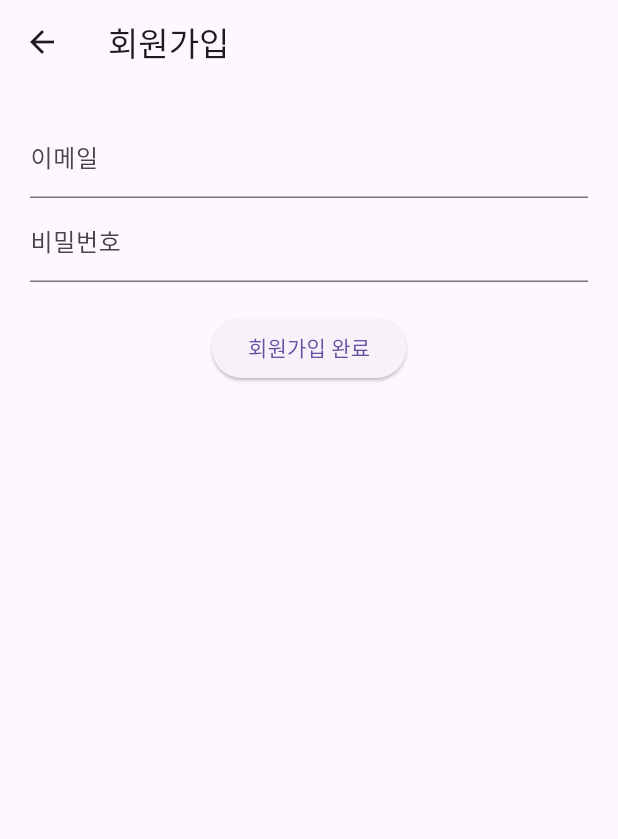
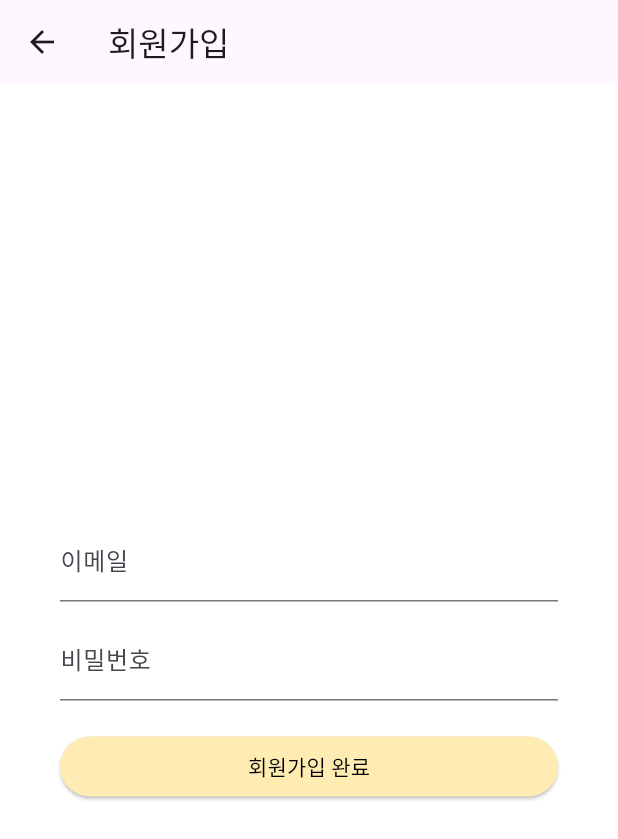
Before and after one commit to cloudbread0714/tayo-taxi-user, a Flutter app: the screen it shows after launch, after a tap on "회원가입", on a phone screen of 412 x 824 dp. Shown: the top 839 px of the screen. Run offline on Flutter 3.47's test engine with Material 3 defaults, Android fonts, the phone set to English and light mode, and no system bars; our stand-ins replace firebase_auth, firebase_core; accounts and stored records are empty; network calls fail; Roboto replaces fonts that are missing (Arial).

Commit message:
로그인 ui 변경

```diff
--- /dev/null
+++ b/lib/login_page.dart
@@ -0,0 +1,123 @@
+// login_page.dart
+import 'package:flutter/material.dart';
+import 'package:firebase_auth/firebase_auth.dart';
+import 'signup_page.dart';
+
+class LoginPage extends StatefulWidget {
+  const LoginPage({super.key});
+
+  @override
+  State<LoginPage> createState() => _LoginPageState();
+}
+
+class _LoginPageState extends State<LoginPage> {
+  final emailController = TextEditingController();
+  final passwordController = TextEditingController();
+
+  void _login() async {
+    final email = emailController.text.trim();
+    final password = passwordController.text.trim();
+
+    try {
+      await FirebaseAuth.instance.signInWithEmailAndPassword(
+        email: email,
+        password: password,
+      );
+      showDialog(
+        context: context,
+        builder: (_) => const AlertDialog(
+          title: Text('로그인 성공'),
+          content: Text('환영합니다!'),
+        ),
+      );
+    } on FirebaseAuthException catch (e) {
+      showDialog(
+        context: context,
+        builder: (_) => AlertDialog(
+          title: const Text('로그인 실패'),
+          content: Text(e.message ?? '알 수 없는 오류'),
+        ),
+      );
+    }
+  }
+
+  void _goToSignUp() {
+    Navigator.push(
+      context,
+      MaterialPageRoute(builder: (_) => const SignUpPage()),
+    );
+  }
+
+  @override
+  Widget build(BuildContext context) {
+    return Scaffold(
+      body: SafeArea(
+        child: Column(
+          mainAxisAlignment: MainAxisAlignment.center,
+          children: [
+            const SizedBox(height: 20),
+            const Text(
+              '로그인',
+              style: TextStyle(fontSize: 32, fontWeight: FontWeight.bold),
+            ),
+            const SizedBox(height: 20),
+            const Icon(Icons.local_taxi, size: 80, color: Colors.amber),
+            const SizedBox(height: 30),
+            Padding(
+              padding: const EdgeInsets.symmetric(horizontal: 40),
+              child: Container(
+                padding: const EdgeInsets.all(20),
+                decoration: BoxDecoration(
+                  border: Border.all(color: Colors.grey.shade300),
+                  borderRadius: BorderRadius.circular(10),
+                ),
+                child: Column(
+                  children: [
+                    TextField(
+                      controller: emailController,
+                      decoration: const InputDecoration(labelText: '아이디'),
+                    ),
+                    const SizedBox(height: 10),
+                    TextField(
+                      controller: passwordController,
+                      obscureText: true,
+                      decoration: const InputDecoration(labelText: '비밀번호'),
+                    ),
+                    const SizedBox(height: 20),
+                    ElevatedButton(
+                      style: ElevatedButton.styleFrom(
+                        backgroundColor: Colors.amber.shade100,
+                        foregroundColor: Colors.black,
+                        minimumSize: const Size.fromHeight(40),
+                      ),
+                      onPressed: _login,
+                      child: const Text('로그인'),
+                    ),
+                    const SizedBox(height: 10),
+                    ElevatedButton(
+                      style: ElevatedButton.styleFrom(
+                        backgroundColor: Colors.amber.shade100,
+                        foregroundColor: Colors.black,
+                        minimumSize: const Size.fromHeight(40),
+                      ),
+                      onPressed: _goToSignUp,
+                      child: const Text('회원가입'),
+                    ),
+                    const SizedBox(height: 10),
+                    TextButton(
+                      onPressed: () {},
+                      child: const Text(
+                        '아이디/비밀번호 찾기',
+                        style: TextStyle(decoration: TextDecoration.underline),
+                      ),
+                    )
+                  ],
+                ),
+              ),
+            ),
+          ],
+        ),
+      ),
+    );
+  }
+}
--- a/lib/main.dart
+++ b/lib/main.dart
@@ -1,7 +1,8 @@
+// main.dart
 import 'package:flutter/material.dart';
 import 'package:firebase_core/firebase_core.dart';
-import 'package:firebase_auth/firebase_auth.dart';
 import 'firebase_options.dart';
+import 'login_page.dart';
 
 void main() async {
   WidgetsFlutterBinding.ensureInitialized();
@@ -20,168 +21,10 @@ class MyApp extends StatelessWidget {
       title: 'TayoTaxi',
       theme: ThemeData(
         primarySwatch: Colors.blue,
+        scaffoldBackgroundColor: Colors.white,
+        fontFamily: 'Arial',
       ),
       home: const LoginPage(),
     );
   }
 }
-
-class LoginPage extends StatefulWidget {
-  const LoginPage({super.key});
-
-  @override
-  State<LoginPage> createState() => _LoginPageState();
-}
-
-class _LoginPageState extends State<LoginPage> {
-  final emailController = TextEditingController();
-  final passwordController = TextEditingController();
-
-  void _login() async {
-    final email = emailController.text.trim();
-    final password = passwordController.text.trim();
-
-    try {
-      await FirebaseAuth.instance.signInWithEmailAndPassword(
-        email: email,
-        password: password,
-      );
-      showDialog(
-        context: context,
-        builder: (_) => const AlertDialog(
-          title: Text('로그인 성공'),
-          content: Text('환영합니다!'),
-        ),
-      );
-    } on FirebaseAuthException catch (e) {
-      showDialog(
-        context: context,
-        builder: (_) => AlertDialog(
-          title: const Text('로그인 실패'),
-          content: Text(e.message ?? '알 수 없는 오류'),
-        ),
-      );
-    }
-  }
-
-  void _goToSignUp() {
-    Navigator.push(
-      context,
-      MaterialPageRoute(builder: (_) => const SignUpPage()),
-    );
-  }
-
-  @override
-  Widget build(BuildContext context) {
-    return Scaffold(
-      appBar: AppBar(title: const Text('로그인')),
-      body: Padding(
-        padding: const EdgeInsets.all(20.0),
-        child: Column(
-          children: [
-            TextField(
-              controller: emailController,
-              decoration: const InputDecoration(labelText: '이메일'),
-            ),
-            TextField(
-              controller: passwordController,
-              decoration: const InputDecoration(labelText: '비밀번호'),
-              obscureText: true,
-            ),
-            const SizedBox(height: 20),
-            ElevatedButton(
-              onPressed: _login,
-              child: const Text('로그인'),
-            ),
-            TextButton(
-              onPressed: _goToSignUp,
-              child: const Text('회원가입'),
-            ),
-          ],
-        ),
-      ),
-    );
-  }
-}
-
-class SignUpPage extends StatefulWidget {
-  const SignUpPage({super.key});
-
-  @override
-  State<SignUpPage> createState() => _SignUpPageState();
-}
-
-class _SignUpPageState extends State<SignUpPage> {
-  final emailController = TextEditingController();
-  final passwordController = TextEditingController();
-
-  void _signUp() async {
-    final email = emailController.text.trim();
-    final password = passwordController.text.trim();
-
-    try {
-      await FirebaseAuth.instance.createUserWithEmailAndPassword(
-        email: email,
-        password: password,
-      );
-      showDialog(
-        context: context,
-        builder: (_) => AlertDialog(
-          title: const Text('회원가입 성공'),
-          content: Text('이메일: $email'),
-          actions: [
-            TextButton(
-              onPressed: () {
-                Navigator.pop(context);
-                Navigator.pop(context); // 회원가입 성공 시 로그인 페이지로 이동
-              },
-              child: const Text('확인'),
-            ),
-          ],
-        ),
-      );
-    } on FirebaseAuthException catch (e) {
-      showDialog(
-        context: context,
-        builder: (_) => AlertDialog(
-          title: const Text('회원가입 실패'),
-          content: Text(e.message ?? '알 수 없는 오류'),
-          actions: [
-            TextButton(
-              onPressed: () => Navigator.pop(context),
-              child: const Text('확인'),
-            ),
-          ],
-        ),
-      );
-    }
-  }
-
-  @override
-  Widget build(BuildContext context) {
-    return Scaffold(
-      appBar: AppBar(title: const Text('회원가입')),
-      body: Padding(
-        padding: const EdgeInsets.all(20.0),
-        child: Column(
-          children: [
-            TextField(
-              controller: emailController,
-              decoration: const InputDecoration(labelText: '이메일'),
-            ),
-            TextField(
-              controller: passwordController,
-              decoration: const InputDecoration(labelText: '비밀번호'),
-              obscureText: true,
-            ),
-            const SizedBox(height: 20),
-            ElevatedButton(
-              onPressed: _signUp,
-              child: const Text('회원가입 완료'),
-            ),
-          ],
-        ),
-      ),
-    );
-  }
-}
--- /dev/null
+++ b/lib/signup_page.dart
@@ -0,0 +1,94 @@
+// signup_page.dart
+import 'package:flutter/material.dart';
+import 'package:firebase_auth/firebase_auth.dart';
+
+class SignUpPage extends StatefulWidget {
+  const SignUpPage({super.key});
+
+  @override
+  State<SignUpPage> createState() => _SignUpPageState();
+}
+
+class _SignUpPageState extends State<SignUpPage> {
+  final emailController = TextEditingController();
+  final passwordController = TextEditingController();
+
+  void _signUp() async {
+    final email = emailController.text.trim();
+    final password = passwordController.text.trim();
+
+    try {
+      await FirebaseAuth.instance.createUserWithEmailAndPassword(
+        email: email,
+        password: password,
+      );
+      showDialog(
+        context: context,
+        builder: (_) => AlertDialog(
+          title: const Text('회원가입 성공'),
+          content: Text('이메일: $email'),
+          actions: [
+            TextButton(
+              onPressed: () {
+                Navigator.pop(context);
+                Navigator.pop(context); // 회원가입 성공 시 로그인 페이지로 이동
+              },
+              child: const Text('확인'),
+            ),
+          ],
+        ),
+      );
+    } on FirebaseAuthException catch (e) {
+      showDialog(
+        context: context,
+        builder: (_) => AlertDialog(
+          title: const Text('회원가입 실패'),
+          content: Text(e.message ?? '알 수 없는 오류'),
+          actions: [
+            TextButton(
+              onPressed: () => Navigator.pop(context),
+              child: const Text('확인'),
+            ),
+          ],
+        ),
+      );
+    }
+  }
+
+  @override
+  Widget build(BuildContext context) {
+    return Scaffold(
+      appBar: AppBar(title: const Text('회원가입')),
+      body: Center(
+        child: Padding(
+          padding: const EdgeInsets.symmetric(horizontal: 40.0),
+          child: Column(
+            mainAxisAlignment: MainAxisAlignment.center,
+            children: [
+              TextField(
+                controller: emailController,
+                decoration: const InputDecoration(labelText: '이메일'),
+              ),
+              const SizedBox(height: 10),
+              TextField(
+                controller: passwordController,
+                obscureText: true,
+                decoration: const InputDecoration(labelText: '비밀번호'),
+              ),
+              const SizedBox(height: 20),
+              ElevatedButton(
+                style: ElevatedButton.styleFrom(
+                  backgroundColor: Colors.amber.shade100,
+                  foregroundColor: Colors.black,
+                  minimumSize: const Size.fromHeight(40),
+                ),
+                onPressed: _signUp,
+                child: const Text('회원가입 완료'),
+              ),
+            ],
+          ),
+        ),
+      ),
+    );
+  }
+}
```
